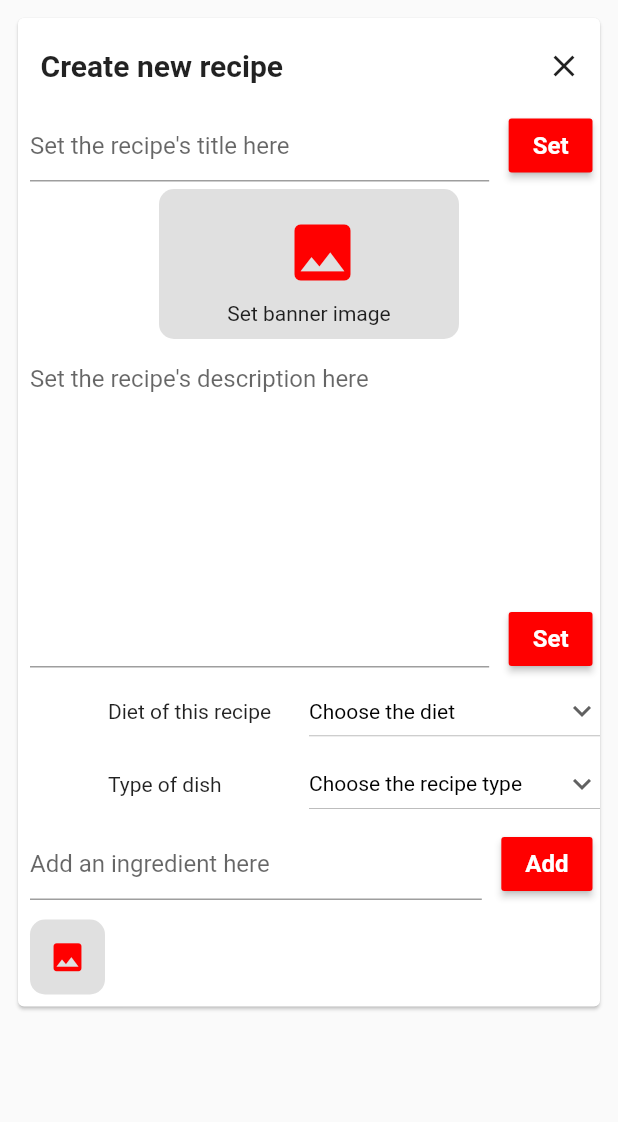
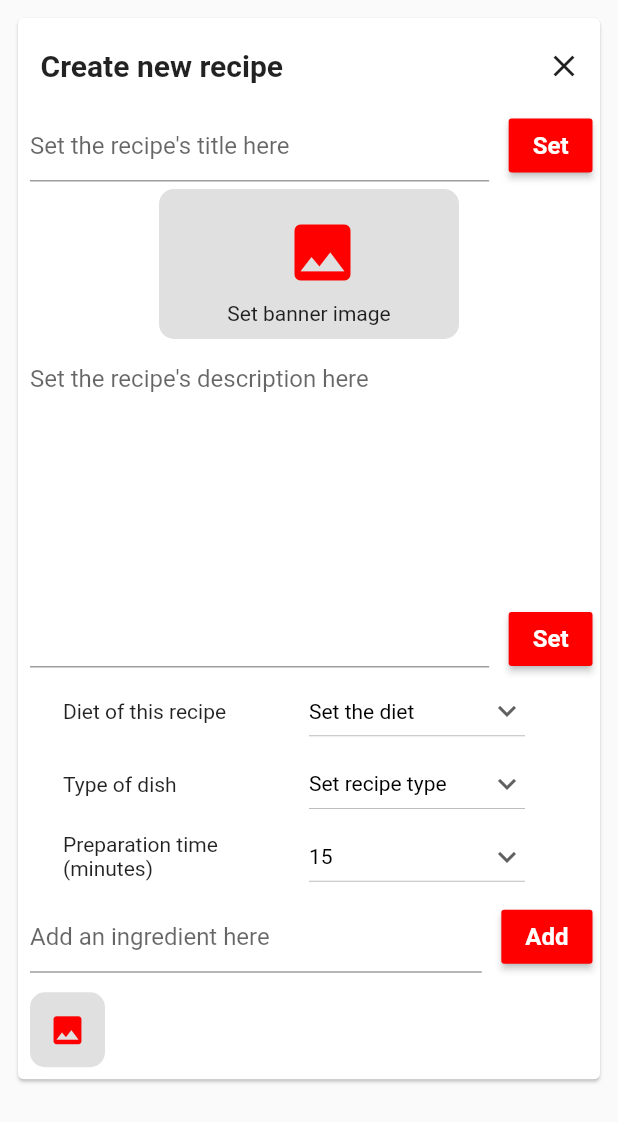
Before and after one commit to MichielProost/Perfect-Plate, a Flutter app: the CreateRecipeCard widget shown alone on an empty page, opened directly, on a phone screen of 412 x 824 dp. Shown: the top 1122 px of the screen. Run offline on Flutter 3.47's test engine with Material 2 defaults, Android fonts, the phone set to English and light mode, and no system bars; our stand-ins replace cloud_firestore, firebase_auth, firebase_storage, google_sign_in, image_picker, share; accounts and stored records are empty.

Commit message:
Implement prep time

```diff
--- a/yummy_tummy/lib/user_interface/popup/create_recipe_card.dart
+++ b/yummy_tummy/lib/user_interface/popup/create_recipe_card.dart
@@ -38,9 +38,18 @@ class _CreateRecipePage extends State<CreateRecipeCard> {
   String _description;
   DietField _dietField = DietField.any;
   RecipeType _recipeType = RecipeType.any;
+  int _preptime = 15;
   List<String> _ingredients = List<String>();
   List<String> _steps = List<String>();
   List<File> _images = List<File>();
+
+  final List<int> _times = List<int>();
+
+  _CreateRecipePage()
+  {
+    for (int i = 15; i <= 180; i += 15)
+      _times.add( i );
+  }
 
   @override
   Widget build(BuildContext context) {
@@ -160,15 +169,18 @@ class _CreateRecipePage extends State<CreateRecipeCard> {
 
 
             // Info selection: recipe type, diet type, duration
-            GridView.count(
+            Align(
+              alignment: Alignment.centerLeft,
+              child: GridView.count(
                 shrinkWrap: true,
+                physics: ClampingScrollPhysics(),
                 childAspectRatio: 4.0 / 1.0,
                 crossAxisCount: 2,
                 children: <Widget>[
 
                   // Text label
                   Padding(
-                  padding: const EdgeInsets.only(left: 60.0),
+                    padding: const EdgeInsets.only(left: 30.0),
                     child: Align(
                       alignment: Alignment.centerLeft,
                       child: Text("Diet of this recipe")
@@ -176,7 +188,9 @@ class _CreateRecipePage extends State<CreateRecipeCard> {
                   ),
 
                   // Diet chooser: vegetarian, vegan, ...
-                DropdownButton<DietField>(
+                  Padding(
+                    padding: const EdgeInsets.only(right: 50.0),
+                    child: DropdownButton<DietField>(
                       value: _dietField,
                       icon: Icon(Icons.keyboard_arrow_down),
                       isExpanded: true,
@@ -192,14 +206,15 @@ class _CreateRecipePage extends State<CreateRecipeCard> {
                           .map<DropdownMenuItem<DietField>>((DietField value) {
                         return DropdownMenuItem<DietField>(
                           value: value,
-                      child: Text( value == DietField.any ? "Choose the diet" : value.getString() ),
+                          child: Text( value == DietField.any ? "Set the diet" : value.getString() ),
                         );
                       }).toList(),
+                    ),
                   ),
 
                   // Text label
                   Padding(
-                  padding: const EdgeInsets.only(left: 60.0),
+                    padding: const EdgeInsets.only(left: 30.0),
                     child: Align(
                       alignment: Alignment.centerLeft,
                       child: Text("Type of dish")
@@ -207,7 +222,9 @@ class _CreateRecipePage extends State<CreateRecipeCard> {
                   ),
 
                   // Recipe type: main, salad, dessert, ...
-                DropdownButton<RecipeType>(
+                  Padding(
+                    padding: const EdgeInsets.only( right: 50.0 ),
+                    child: DropdownButton<RecipeType>(
                       value: _recipeType,
                       icon: Icon(Icons.keyboard_arrow_down),
                       isExpanded: true,
@@ -223,12 +240,47 @@ class _CreateRecipePage extends State<CreateRecipeCard> {
                           .map<DropdownMenuItem<RecipeType>>((RecipeType value) {
                         return DropdownMenuItem<RecipeType>(
                           value: value,
-                      child: Text(value == RecipeType.any ? "Choose the recipe type" : value.getString()),
+                          child: Text(value == RecipeType.any ? "Set recipe type" : value.getString()),
                         );
                       }).toList(),
                     ),
+                  ),
+
+                  // Text label
+                  Padding(
+                    padding: const EdgeInsets.only(left: 30.0),
+                    child: Align(
+                      alignment: Alignment.centerLeft,
+                      child: Text("Preparation time (minutes)")
+                    ),
+                  ),
+
+                  // Recipe type: main, salad, dessert, ...
+                  Padding(
+                    padding: const EdgeInsets.only( right: 50.0 ),
+                    child: DropdownButton<String>(
+                      value: _preptime.toString(),
+                      icon: Icon(Icons.keyboard_arrow_down),
+                      isExpanded: true,
+                      iconSize: 24,
+                      elevation: 16,
+                      style: TextStyle(color: Colors.black),
+                      onChanged: (String newValue) {
+                        setState(() {
+                          _preptime = int.parse( newValue );
+                        });
+                      },
+                      items: _times.map<DropdownMenuItem<String>>((int value) {
+                        return DropdownMenuItem<String>(
+                          value: value.toString(),
+                          child: Text(value.toString()),
+                        );
+                      }).toList(),
+                    ),
+                  ),
 
                 ],
+              ),
             ),
 
 
```
Lines whose indentation alone changed are shown as unchanged.
